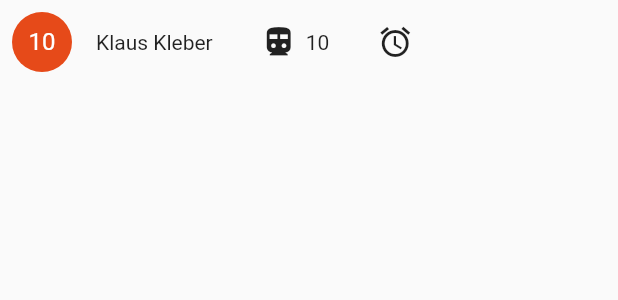
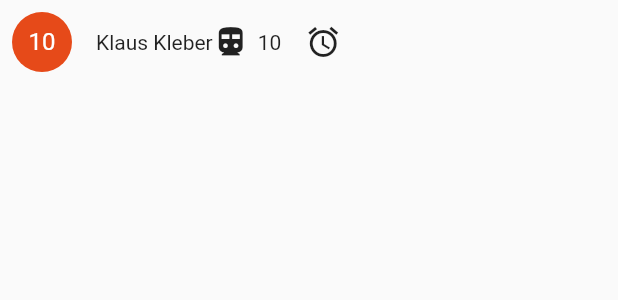
Before and after one commit to kolja-esders/mash, a Flutter app: the MediaCapture widget shown alone on an empty page, opened directly, on a phone screen of 412 x 824 dp. Shown: the top 300 px of the screen. Run offline on Flutter 3.47's test engine with Material 2 defaults, Android fonts, the phone set to English and light mode, and no system bars; missing offline and left inert: map_view; statements that could not run were skipped.

Commit message:
smaller adaptions

```diff
--- a/lib/map.dart
+++ b/lib/map.dart
@@ -58,15 +58,15 @@ class _MapPageState extends State<MapPage> {
 
                         new MediaCapture(
                             key: new Key('x'),
-                            avatar: 'x',
+                            avatar: '',
                             author: 'Klaus Kleber',
                             likes: 10,
                             link: 'tba'
                         ),
                         new MediaCapture(
                             key: new Key('y'),
-                            avatar: 'y',
-                            author: 'Jahn Böhmer',
+                            avatar: '',
+                            author: 'Jan Böhmer',
                             likes: 10,
                             link: 'tba'
                         ),
--- a/lib/media_capture.dart
+++ b/lib/media_capture.dart
@@ -42,16 +42,16 @@ class _MediaCaptureState extends State<MediaCapture>{
             child: new Text(widget.author),
           ),
           new Container(
-            margin: const EdgeInsets.only(left: 32.0),
+            margin: const EdgeInsets.only(right: 6.0),
             child: new Icon(const IconData(0xe8dc, fontFamily: 'MaterialIcons')),
           ),
           new Container(
-            margin: const EdgeInsets.only(left: 6.0),
+            margin: const EdgeInsets.only(right: 16.0),
             child: new Text(widget.likes.toString()),
           ),
 
           new Container(
-            margin: const EdgeInsets.only(left: 32.0),
+            margin: const EdgeInsets.only(right: 8.0),
             child: new Icon(const IconData(0xe039, fontFamily: 'MaterialIcons')),
 
 
```
